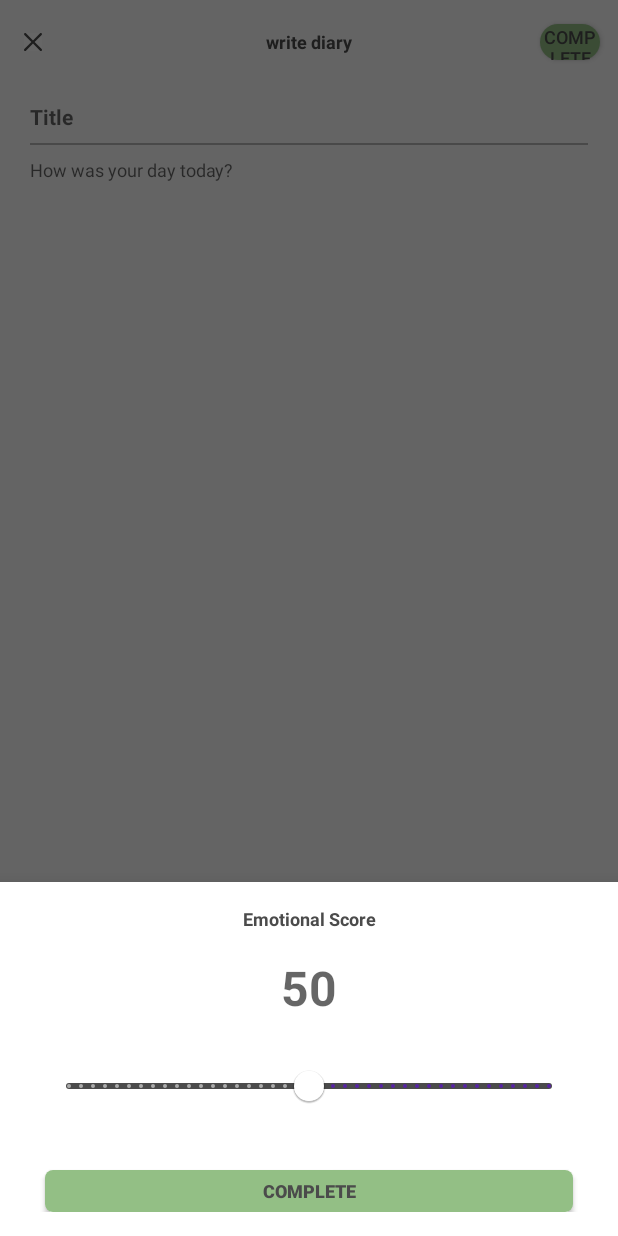
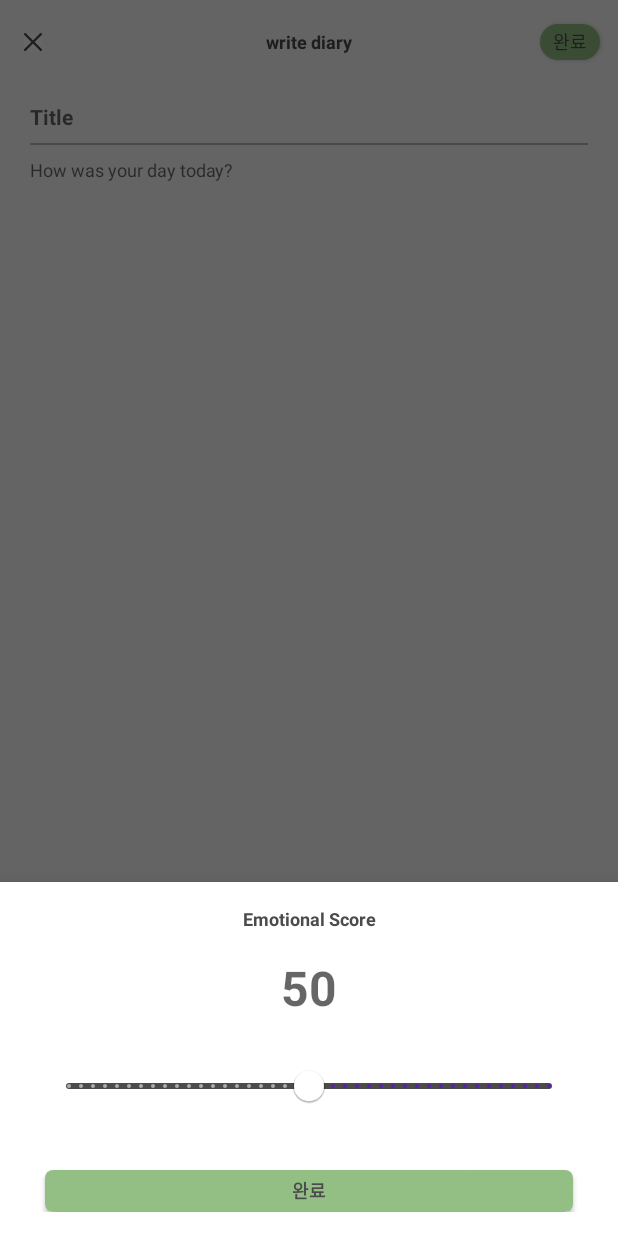
Before and after one commit to SolutionChallengeGDSC/EmotionalDiary-frontend, an Android app: the CreateDiaryActivity screen opened directly, with no data from a screen before it, after a tap on an icon or button, on a phone screen of 412 x 824 dp. Run offline under Robolectric (Android 15) with nearby library versions, the phone set to English and light mode, and no system bars.

Commit message:
feat: complete -> 완료

```diff
--- a/app/src/main/res/layout/dialog_emotional_score.xml
+++ b/app/src/main/res/layout/dialog_emotional_score.xml
@@ -58,7 +58,7 @@
         android:layout_marginEnd="30dp"
         android:background="@drawable/btn_square_maincolor"
         android:backgroundTint="@color/main"
-        android:text="Complete"
+        android:text="완료"
         android:textColor="@color/dark_gray"
         android:textSize="12sp"
         android:textStyle="bold"
--- a/app/src/main/res/layout/toolbar_create_diary.xml
+++ b/app/src/main/res/layout/toolbar_create_diary.xml
@@ -30,7 +30,7 @@
         android:layout_marginEnd="12dp"
         android:background="@drawable/btn_round_square_maincolor"
         android:backgroundTint="@color/main"
-        android:text="complete"
+        android:text="완료"
         android:textColor="@color/dark_gray"
         android:textSize="12sp" />
 
```
